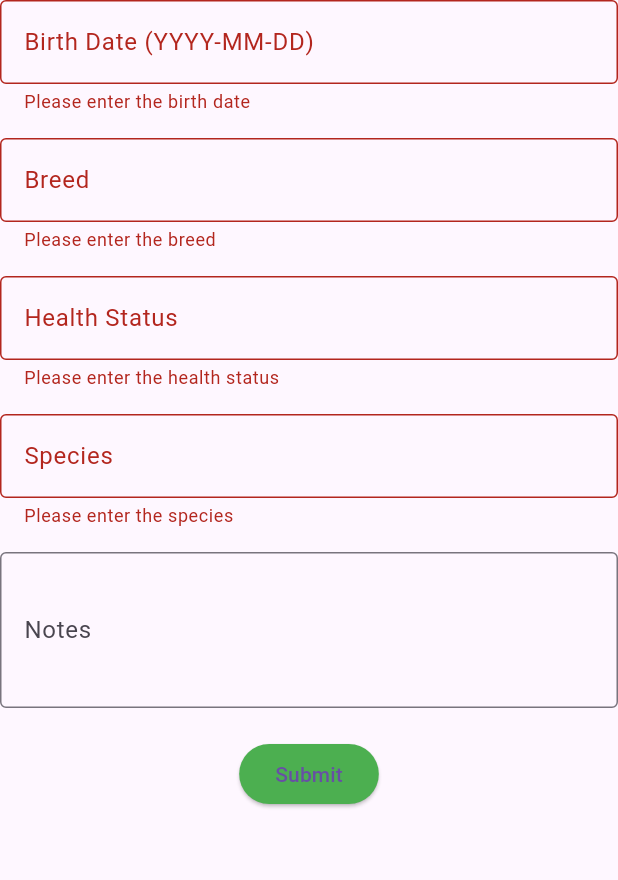
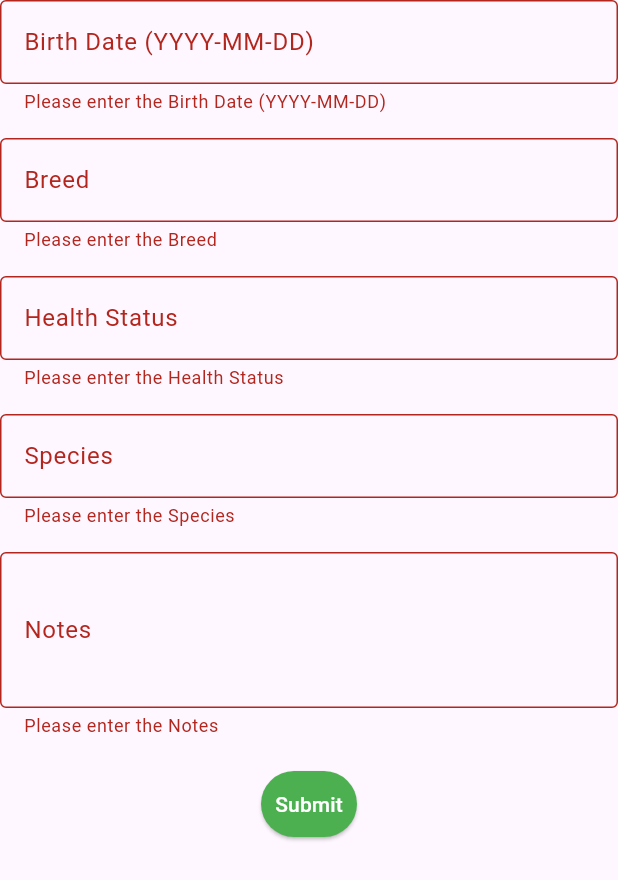
Before and after one commit to FaraiWona/farm-record-management, a Flutter app: the AnimalDetailsForm widget shown alone on an empty page, opened directly, after a tap on "Submit", on a phone screen of 412 x 824 dp. Shown: the top 880 px of the screen. Run offline on Flutter 3.47's test engine with Material 3 defaults, Android fonts, the phone set to English and light mode, and no system bars; our stand-ins replace cloud_firestore, firebase_auth, firebase_core, logger; accounts and stored records are empty.

Commit message:
added foreign keys

```diff
--- a/farm_record_management/lib/screens/animal_home_page.dart
+++ b/farm_record_management/lib/screens/animal_home_page.dart
@@ -1,3 +1,4 @@
+import 'package:firebase_auth/firebase_auth.dart';
 import 'package:flutter/material.dart';
 import 'package:cloud_firestore/cloud_firestore.dart';
 import 'crop.dart';
@@ -10,50 +11,26 @@ class AnimalHomePage extends StatelessWidget {
     return Scaffold(
       appBar: AppBar(
         title: const Text(
-          'Farm Management',
-          style: TextStyle(
-            fontWeight: FontWeight.bold,
-            fontSize: 24,
+          'Farm Animals',
+          style: TextStyle(fontWeight: FontWeight.bold, fontSize: 24),
         ),
+        centerTitle: true,
+        backgroundColor: Colors.green,
+        actions: [
+          IconButton(
+            icon: const Icon(Icons.arrow_back),
+            onPressed: () {
+              Navigator.pushReplacement(
+                context,
+                MaterialPageRoute(builder: (context) => const CropListPage()),
+              );
+            },
           ),
-        backgroundColor: Colors.green,
+        ],
       ),
       body: const Padding(
         padding: EdgeInsets.all(16.0),
-        child: SingleChildScrollView(
-          child: Column(
-            mainAxisAlignment: MainAxisAlignment.center,
-            children: [
-              Text(
-                'Animals management section',
-                style: TextStyle(
-                  fontSize: 24,
-                  color: Colors.greenAccent,
-                  fontWeight: FontWeight.w600,
-                ),
-              ),
-              SizedBox(height: 20),
-              Padding(
-                padding: EdgeInsets.symmetric(horizontal: 20),
-                child: Text(
-                  'Animals details.',
-                  textAlign: TextAlign.center,
-                  style: TextStyle(
-                    fontSize: 16,
-                    color: Colors.black54,
-                  ),
-                ),
-              ),
-              SizedBox(height: 40),
-              AnimalDetailsForm(),
-            ],
-          ),
-        ),
-      ),
-      floatingActionButton: FloatingActionButton(
-        onPressed: () {},
-        backgroundColor: Colors.green,
-        child: const Icon(Icons.add),
+        child: SingleChildScrollView(child: AnimalDetailsForm()),
       ),
     );
   }
@@ -71,8 +48,8 @@ class _AnimalDetailsFormState extends State<AnimalDetailsForm> {
   final TextEditingController _birthDateController = TextEditingController();
   final TextEditingController _breedController = TextEditingController();
   final TextEditingController _healthStatusController = TextEditingController();
+  final TextEditingController _speciesController = TextEditingController();
   final TextEditingController _notesController = TextEditingController();
-  final TextEditingController _speciesController = TextEditingController();
 
   final CollectionReference _animalsCollection =
       FirebaseFirestore.instance.collection('animals');
@@ -83,73 +60,52 @@ class _AnimalDetailsFormState extends State<AnimalDetailsForm> {
       key: _formKey,
       child: Column(
         children: [
-          TextFormField(
-            controller: _birthDateController,
-            decoration: const InputDecoration(
-              labelText: 'Birth Date (YYYY-MM-DD)',
-              border: OutlineInputBorder(),
+          _buildTextFormField(
+              _birthDateController, 'Birth Date (YYYY-MM-DD)', false),
+          const SizedBox(height: 16),
+          _buildTextFormField(_breedController, 'Breed', false),
+          const SizedBox(height: 16),
+          _buildTextFormField(_healthStatusController, 'Health Status', false),
+          const SizedBox(height: 16),
+          _buildTextFormField(_speciesController, 'Species', false),
+          const SizedBox(height: 16),
+          _buildTextFormField(_notesController, 'Notes', false, maxLines: 3),
+          const SizedBox(height: 20),
+          ElevatedButton(
+            onPressed: _submitForm,
+            style: ElevatedButton.styleFrom(
+              backgroundColor: Colors.green,
+              foregroundColor: Colors.white,
+              padding: const EdgeInsets.symmetric(vertical: 12),
             ),
+            child: const Text('Submit'),
+          ),
+        ],
+      ),
+    );
+  }
+
+  TextFormField _buildTextFormField(
+      TextEditingController controller, String label, bool isNumeric,
+      {int maxLines = 1}) {
+    return TextFormField(
+      controller: controller,
+      decoration: InputDecoration(
+        labelText: label,
+        border: const OutlineInputBorder(),
+      ),
+      keyboardType: isNumeric ? TextInputType.number : TextInputType.text,
+      maxLines: maxLines,
       validator: (value) {
         if (value == null || value.isEmpty) {
-                return 'Please enter the birth date';
+          return 'Please enter the $label';
         }
         return null;
       },
-          ),
-          const SizedBox(height: 16),
-          TextFormField(
-            controller: _breedController,
-            decoration: const InputDecoration(
-              labelText: 'Breed',
-              border: OutlineInputBorder(),
-            ),
-            validator: (value) {
-              if (value == null || value.isEmpty) {
-                return 'Please enter the breed';
+    );
   }
-              return null;
-            },
-          ),
-          const SizedBox(height: 16),
-          TextFormField(
-            controller: _healthStatusController,
-            decoration: const InputDecoration(
-              labelText: 'Health Status',
-              border: OutlineInputBorder(),
-            ),
-            validator: (value) {
-              if (value == null || value.isEmpty) {
-                return 'Please enter the health status';
-              }
-              return null;
-            },
-          ),
-          const SizedBox(height: 16),
-          TextFormField(
-            controller: _speciesController,
-            decoration: const InputDecoration(
-              labelText: 'Species',
-              border: OutlineInputBorder(),
-            ),
-            validator: (value) {
-              if (value == null || value.isEmpty) {
-                return 'Please enter the species';
-              }
-              return null;
-            },
-          ),
-          const SizedBox(height: 16),
-          TextFormField(
-            controller: _notesController,
-            decoration: const InputDecoration(
-              labelText: 'Notes',
-              border: OutlineInputBorder(),
-            ),
-            maxLines: 3,
-          ),
-          const SizedBox(height: 20),
-          ElevatedButton(
-            onPressed: () {
+
+  void _submitForm() {
     if (_formKey.currentState!.validate()) {
       final animalDetails = {
         'birthDate': _birthDateController.text,
@@ -157,19 +113,17 @@ class _AnimalDetailsFormState extends State<AnimalDetailsForm> {
         'healthStatus': _healthStatusController.text,
         'species': _speciesController.text,
         'notes': _notesController.text,
+        'userId': FirebaseAuth.instance.currentUser!.uid,
       };
 
       _animalsCollection.add(animalDetails).then((value) {
         _formKey.currentState!.reset();
-
         ScaffoldMessenger.of(context).showSnackBar(
           const SnackBar(content: Text('Animal added successfully!')),
         );
-
         Navigator.pushReplacement(
           context,
-                    MaterialPageRoute(
-                        builder: (context) => const CropListPage()),
+          MaterialPageRoute(builder: (context) => const CropListPage()),
         );
       }).catchError((error) {
         ScaffoldMessenger.of(context).showSnackBar(
@@ -177,15 +131,6 @@ class _AnimalDetailsFormState extends State<AnimalDetailsForm> {
         );
       });
     }
-            },
-            style: ElevatedButton.styleFrom(
-              backgroundColor: Colors.green,
-            ),
-            child: const Text('Submit'),
-          ),
-        ],
-      ),
-    );
   }
 
   @override
--- a/farm_record_management/lib/screens/financials_page.dart
+++ b/farm_record_management/lib/screens/financials_page.dart
@@ -1,6 +1,8 @@
+import 'package:firebase_auth/firebase_auth.dart';
 import 'package:flutter/material.dart';
 import 'package:cloud_firestore/cloud_firestore.dart';
 import 'crop.dart';
+
 class FinancialsPage extends StatelessWidget {
   const FinancialsPage({super.key});
   @override
@@ -102,6 +104,7 @@ class _FinancialDetailsFormState extends State<FinancialDetailsForm> {
       },
     );
   }
+
   void _submitForm() {
     if (_formKey.currentState!.validate()) {
       final financialDetails = {
@@ -110,6 +113,7 @@ class _FinancialDetailsFormState extends State<FinancialDetailsForm> {
         'date': _dateController.text,
         'description': _descriptionController.text,
         'notes': _notesController.text,
+        "userId": FirebaseAuth.instance.currentUser!.uid
       };
 
       _financialsCollection.add(financialDetails).then((value) {
@@ -128,6 +132,7 @@ class _FinancialDetailsFormState extends State<FinancialDetailsForm> {
       });
     }
   }
+
   @override
   void dispose() {
     _transactionTypeController.dispose();
--- a/farm_record_management/lib/screens/home_page.dart
+++ b/farm_record_management/lib/screens/home_page.dart
@@ -1,3 +1,4 @@
+import 'package:firebase_auth/firebase_auth.dart';
 import 'package:flutter/material.dart';
 import 'package:cloud_firestore/cloud_firestore.dart';
 import 'crop.dart';
@@ -113,6 +114,7 @@ class _CropDetailsFormState extends State<CropDetailsForm> {
         'harvestDate': _harvestDateController.text,
         'quantity': _quantityController.text,
         'notes': _notesController.text,
+        "userId": FirebaseAuth.instance.currentUser!.uid
       };
 
       _cropsCollection.add(cropDetails).then((value) {
--- a/farm_record_management/lib/screens/inventories_page.dart
+++ b/farm_record_management/lib/screens/inventories_page.dart
@@ -1,3 +1,4 @@
+import 'package:firebase_auth/firebase_auth.dart';
 import 'package:flutter/material.dart';
 import 'package:cloud_firestore/cloud_firestore.dart';
 import 'crop.dart';
@@ -108,6 +109,7 @@ class _InventoryDetailsFormState extends State<InventoryDetailsForm> {
         'quantity': _quantityController.text,
         'purchaseDate': _purchaseDateController.text,
         'notes': _notesController.text,
+        "userId": FirebaseAuth.instance.currentUser!.uid
       };
 
       _inventoryCollection.add(inventoryDetails).then((value) {
```
Also changed, not shown: farm_record_management/lib/screens/crop.dart (+17 -4 lines). Lines whose indentation alone changed are shown as unchanged.
